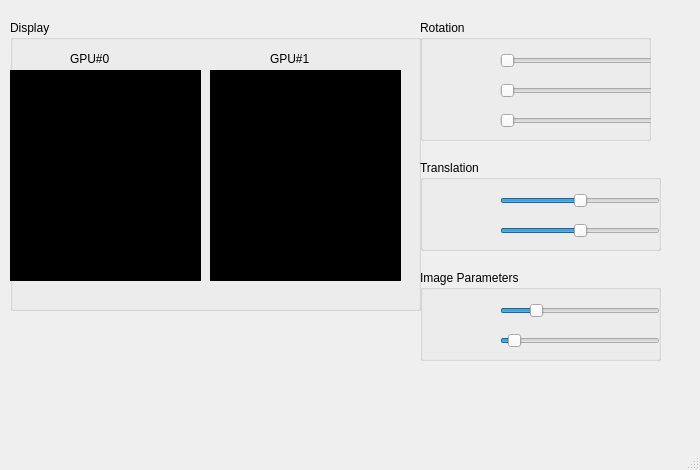
EslamAdel/OpenCLParallelRendering, file gui/RenderingWindow.ui: the form before one commit.
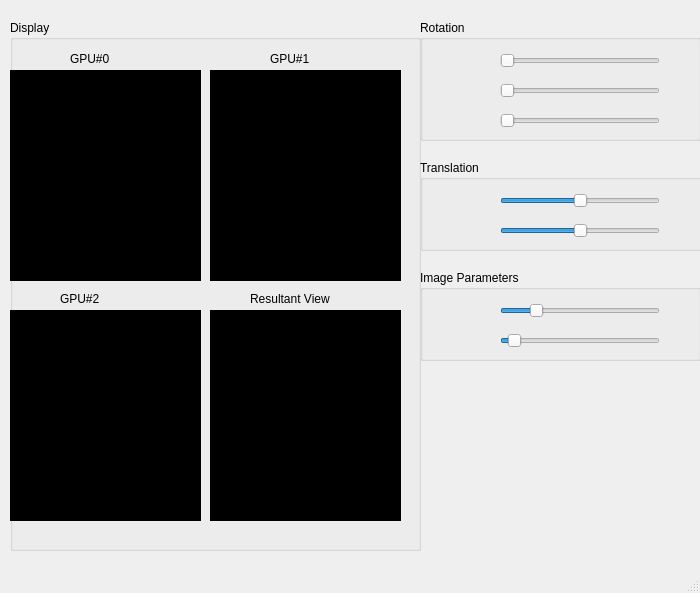
The form after the commit.

Commit message: Detect count of GPUs to safely add the proper rendering nodes count

Patch:
```diff
--- a/gui/RenderingWindow.ui
+++ b/gui/RenderingWindow.ui
@@ -7,7 +7,7 @@
     <x>0</x>
     <y>0</y>
     <width>700</width>
-    <height>470</height>
+    <height>593</height>
    </rect>
   </property>
   <property name="sizePolicy">
@@ -25,7 +25,7 @@
      <rect>
       <x>420</x>
       <y>20</y>
-      <width>231</width>
+      <width>281</width>
       <height>121</height>
      </rect>
     </property>
@@ -134,7 +134,7 @@
      <rect>
       <x>420</x>
       <y>160</y>
-      <width>241</width>
+      <width>291</width>
       <height>91</height>
      </rect>
     </property>
@@ -217,7 +217,7 @@
      <rect>
       <x>420</x>
       <y>270</y>
-      <width>241</width>
+      <width>281</width>
       <height>91</height>
      </rect>
     </property>
@@ -307,7 +307,7 @@
       <x>10</x>
       <y>20</y>
       <width>411</width>
-      <height>291</height>
+      <height>531</height>
      </rect>
     </property>
     <property name="title">
@@ -389,6 +389,82 @@
       <string>GPU#1</string>
      </property>
     </widget>
+    <widget class="QLabel" name="label_3">
+     <property name="geometry">
+      <rect>
+       <x>50</x>
+       <y>270</y>
+       <width>67</width>
+       <height>17</height>
+      </rect>
+     </property>
+     <property name="text">
+      <string>GPU#2</string>
+     </property>
+    </widget>
+    <widget class="QLabel" name="frameContainer2">
+     <property name="geometry">
+      <rect>
+       <x>0</x>
+       <y>290</y>
+       <width>191</width>
+       <height>211</height>
+      </rect>
+     </property>
+     <property name="autoFillBackground">
+      <bool>false</bool>
+     </property>
+     <property name="styleSheet">
+      <string notr="true">background-color: rgb(0, 0, 0);</string>
+     </property>
+     <property name="frameShape">
+      <enum>QFrame::Box</enum>
+     </property>
+     <property name="frameShadow">
+      <enum>QFrame::Sunken</enum>
+     </property>
+     <property name="text">
+      <string/>
+     </property>
+    </widget>
+    <widget class="QLabel" name="frameContainerResult">
+     <property name="geometry">
+      <rect>
+       <x>200</x>
+       <y>290</y>
+       <width>191</width>
+       <height>211</height>
+      </rect>
+     </property>
+     <property name="autoFillBackground">
+      <bool>false</bool>
+     </property>
+     <property name="styleSheet">
+      <string notr="true">background-color: rgb(0, 0, 0);</string>
+     </property>
+     <property name="frameShape">
+      <enum>QFrame::Box</enum>
+     </property>
+     <property name="frameShadow">
+      <enum>QFrame::Sunken</enum>
+     </property>
+     <property name="text">
+      <string/>
+     </property>
+    </widget>
+    <widget class="QLabel" name="label_5">
+     <property name="geometry">
+      <rect>
+       <x>240</x>
+       <y>270</y>
+       <width>121</width>
+       <height>17</height>
+      </rect>
+     </property>
+     <property name="text">
+      <string>Resultant View</string>
+     </property>
+    </widget>
    </widget>
   </widget>
   <widget class="QMenuBar" name="menubar">
```
Left out of the diff: 6 changed lines with no effect on the pictures. The commit also changes 4 other files.
